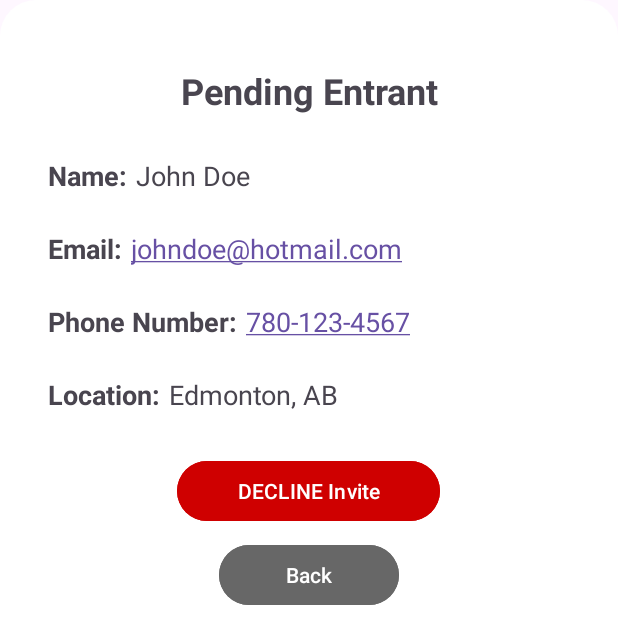
After one commit to CMPUT301F25gamble/gamble-events, an Android app: the layout dialog_pending_entrant_list.xml on its own in the app's theme, with its tools: preview values and no code run, on a phone screen of 412 x 824 dp. The commit adds this screen. Shown: the top 644 px of the screen. Run offline under Robolectric (Android 15) with nearby library versions, the phone set to English and light mode, and no system bars.

Commit message:
Working pop up

```diff
--- a/EventLotterySystemApplication/app/src/main/java/com/example/eventlotterysystemapplication/View/PendingEntrantListFragment.java
+++ b/EventLotterySystemApplication/app/src/main/java/com/example/eventlotterysystemapplication/View/PendingEntrantListFragment.java
@@ -1,11 +1,15 @@
 package com.example.eventlotterysystemapplication.View;
 
+import android.app.AlertDialog;
+import android.graphics.Color;
 import android.os.Build;
 import android.os.Bundle;
 import android.view.LayoutInflater;
 import android.view.View;
 import android.view.ViewGroup;
 import android.widget.ArrayAdapter;
+import android.widget.Button;
+import android.widget.TextView;
 import android.widget.Toast;
 
 import androidx.annotation.NonNull;
@@ -13,6 +17,7 @@ import androidx.fragment.app.Fragment;
 import androidx.navigation.fragment.NavHostFragment;
 
 import com.example.eventlotterysystemapplication.Model.Database;
+import com.example.eventlotterysystemapplication.Model.EntrantList;
 import com.example.eventlotterysystemapplication.Model.Event;
 import com.example.eventlotterysystemapplication.Model.User;
 import com.example.eventlotterysystemapplication.R;
@@ -35,6 +40,9 @@ public class PendingEntrantListFragment extends Fragment {
     private ArrayList<CharSequence> data = new ArrayList<>();
     // Adapter for listview
     private ArrayAdapter<CharSequence> adapter;
+    // List of pending entrants
+    private final ArrayList<User> pendingEntrants = new ArrayList<>();
+
 
     @Override
     public View onCreateView(@NonNull LayoutInflater inflater, ViewGroup container,
@@ -113,10 +121,70 @@ public class PendingEntrantListFragment extends Fragment {
     private void loadPendingEntrantsIntoList(Event event) {
         // Loop through all pending entrants
         for (User u : event.getEntrantList().getCancelled()) {
+            pendingEntrants.add(u);     // Add user details to the list
             String name = u.getName();
-            data.add(name);
+            data.add(name);             // Add ONLY user's name to the list
         }
         // Notify the adapter
         adapter.notifyDataSetChanged();
+
+        // When you tap a name in the list, show the user details popup:
+        binding.pendingListOfEntrantsListView.setOnItemClickListener((parent, view, position, id) -> {
+            User selectedUser = pendingEntrants.get(position);
+            showPendingEntrantDialog(selectedUser);
+        });
     }
+
+    private void showPendingEntrantDialog(User user) {
+        LayoutInflater inflater = LayoutInflater.from(requireContext());
+        View dialogView = inflater.inflate(R.layout.dialog_pending_entrant_list, null);
+
+        TextView nameText = dialogView.findViewById(R.id.enterName);
+        TextView emailText = dialogView.findViewById(R.id.enterEmail);
+        TextView phoneText = dialogView.findViewById(R.id.enterPhone);
+        // TODO: implement Geolocation
+        // TextView locationText = dialogView.findViewById(R.id.enterLocation);
+        Button declineButton = dialogView.findViewById(R.id.dialogDeclineButton);
+        Button backButton = dialogView.findViewById(R.id.dialogBackButton);
+
+        nameText.setText(user.getName());
+        emailText.setText(user.getEmail());
+
+        // If phone number null, don't display
+        if (user.getPhoneNumber() == null) {
+            phoneText.setVisibility(View.GONE);
+            dialogView.findViewById(R.id.dialogUserPhone).setVisibility(View.GONE);
+        } else {
+            phoneText.setText(user.getPhoneNumber());
+        }
+
+        // TODO: implement Geolocation
+        // locationText.setText(user.getLocation());
+
+        AlertDialog dialog = new AlertDialog.Builder(requireContext())
+                .setView(dialogView)
+                .setCancelable(true)
+                .create();
+
+        // Set the background to transparent so we can show the rounded corners
+        dialog.getWindow().setBackgroundDrawableResource(android.R.color.transparent);
+
+        // Return to list view
+        backButton.setOnClickListener(v -> dialog.dismiss());
+
+        // TODO: make new dialog screen
+        // Move to a new dialog
+        declineButton.setOnClickListener(v -> {
+            // TODO: call method to reject an invite
+
+//            Toast.makeText(requireContext(),
+//                    "Invite declined for " + user.getName(),
+//                    Toast.LENGTH_SHORT).show();
+//
+//            dialog.dismiss();
+        });
+        dialog.show();
+    }
+
+
 }
--- /dev/null
+++ b/EventLotterySystemApplication/app/src/main/res/drawable/popup_background.xml
@@ -0,0 +1,6 @@
+<?xml version="1.0" encoding="utf-8"?>
+<shape xmlns:android="http://schemas.android.com/apk/res/android">
+    <solid android:color="@android:color/white" />
+    <!-- Rounded Corners -->
+    <corners android:radius="24dp" />
+</shape>
--- /dev/null
+++ b/EventLotterySystemApplication/app/src/main/res/layout/dialog_pending_entrant_list.xml
@@ -0,0 +1,158 @@
+<?xml version="1.0" encoding="utf-8"?>
+<LinearLayout xmlns:android="http://schemas.android.com/apk/res/android"
+    android:layout_width="match_parent"
+    android:layout_height="wrap_content"
+    android:orientation="vertical"
+    android:paddingTop="32dp"
+    android:paddingBottom="52dp"
+    android:paddingStart="32dp"
+    android:paddingEnd="32dp"
+    android:background="@drawable/popup_background">
+
+    <!-- Title -->
+    <TextView
+        android:id="@+id/dialogUserNameTitle"
+        android:layout_width="match_parent"
+        android:layout_height="wrap_content"
+        android:paddingBottom="16dp"
+        android:paddingTop="12dp"
+        android:gravity="center"
+        android:text="Pending Entrant"
+        android:textStyle="bold"
+        android:textSize="24sp" />
+
+    <!-- User's name -->
+    <LinearLayout
+        android:layout_width="match_parent"
+        android:layout_height="wrap_content"
+        android:orientation="horizontal">
+
+        <TextView
+            android:id="@+id/dialogUserName"
+            android:layout_width="wrap_content"
+            android:layout_height="wrap_content"
+            android:layout_gravity="left"
+            android:paddingTop="12dp"
+            android:paddingBottom="12dp"
+            android:text="@string/name_prompt_text"
+            android:textSize="18sp"
+            android:textStyle="bold" />
+
+        <TextView
+            android:id="@+id/enterName"
+            android:layout_width="wrap_content"
+            android:layout_height="wrap_content"
+            android:layout_marginStart="6dp"
+            android:paddingTop="12dp"
+            android:paddingBottom="12dp"
+            android:text="John Doe"
+            android:textSize="18sp" />
+
+    </LinearLayout>
+
+    <!-- User's Email -->
+    <LinearLayout
+        android:layout_width="match_parent"
+        android:layout_height="wrap_content"
+        android:orientation="horizontal">
+
+        <TextView
+            android:id="@+id/dialogUserEmail"
+            android:layout_width="wrap_content"
+            android:layout_height="wrap_content"
+            android:paddingTop="12dp"
+            android:paddingBottom="12dp"
+            android:text="@string/email_prompt_text"
+            android:textSize="18sp"
+            android:textStyle="bold" />
+
+        <TextView
+            android:id="@+id/enterEmail"
+            android:layout_width="wrap_content"
+            android:layout_height="wrap_content"
+            android:layout_marginStart="6dp"
+            android:paddingTop="12dp"
+            android:paddingBottom="12dp"
+            android:autoLink="email"
+            android:text="johndoe@hotmail.com"
+            android:textSize="18sp" />
+
+    </LinearLayout>
+
+    <!-- User's Phone Number -->
+    <LinearLayout
+        android:layout_width="match_parent"
+        android:layout_height="wrap_content"
+        android:orientation="horizontal">
+
+        <TextView
+            android:id="@+id/dialogUserPhone"
+            android:layout_width="wrap_content"
+            android:layout_height="wrap_content"
+            android:paddingBottom="12dp"
+            android:paddingTop="12dp"
+            android:textStyle="bold"
+            android:textSize="18sp"
+            android:text="@string/phone_prompt_text" />
+
+        <TextView
+            android:id="@+id/enterPhone"
+            android:layout_width="wrap_content"
+            android:layout_height="wrap_content"
+            android:layout_marginStart="6dp"
+            android:paddingTop="12dp"
+            android:paddingBottom="12dp"
+            android:autoLink="phone"
+            android:text="780-123-4567"
+            android:textSize="18sp" />
+
+    </LinearLayout>
+
+    <!-- User's Location -->
+    <LinearLayout
+        android:layout_width="match_parent"
+        android:layout_height="wrap_content"
+        android:orientation="horizontal">
+
+        <TextView
+            android:id="@+id/dialogUserLocation"
+            android:layout_width="wrap_content"
+            android:layout_height="wrap_content"
+            android:paddingBottom="12dp"
+            android:paddingTop="12dp"
+            android:textStyle="bold"
+            android:textSize="18sp"
+            android:text="@string/location" />
+
+        <TextView
+            android:id="@+id/enterLocation"
+            android:layout_width="wrap_content"
+            android:layout_height="wrap_content"
+            android:layout_marginStart="6dp"
+            android:paddingTop="12dp"
+            android:paddingBottom="12dp"
+            android:text="Edmonton, AB"
+            android:textSize="18sp" />
+
+    </LinearLayout>
+
+    <!-- Buttons -->
+    <Button
+        android:id="@+id/dialogDeclineButton"
+        android:layout_width="175dp"
+        android:layout_height="wrap_content"
+        android:layout_gravity="center"
+        android:layout_marginTop="16dp"
+        android:backgroundTint="@color/important_field"
+        android:text="@string/decline_invite" />
+
+    <Button
+        android:id="@+id/dialogBackButton"
+        android:layout_width="120dp"
+        android:layout_height="wrap_content"
+        android:layout_gravity="center"
+        android:layout_marginTop="8dp"
+        android:backgroundTint="@color/app_grey"
+        android:text="@string/back_button_text" />
+
+</LinearLayout>
--- a/EventLotterySystemApplication/app/src/main/res/values/strings.xml
+++ b/EventLotterySystemApplication/app/src/main/res/values/strings.xml
@@ -87,4 +87,6 @@
     <string name="notification_message_header_text">Notification Message:</string>
     <string name="send_notification_button_text">Send Notification</string>
     <string name="settings_text"><u>Settings</u></string>
+    <string name="location">Location:</string>
+    <string name="decline_invite">DECLINE Invite</string>
 </resources>
```
